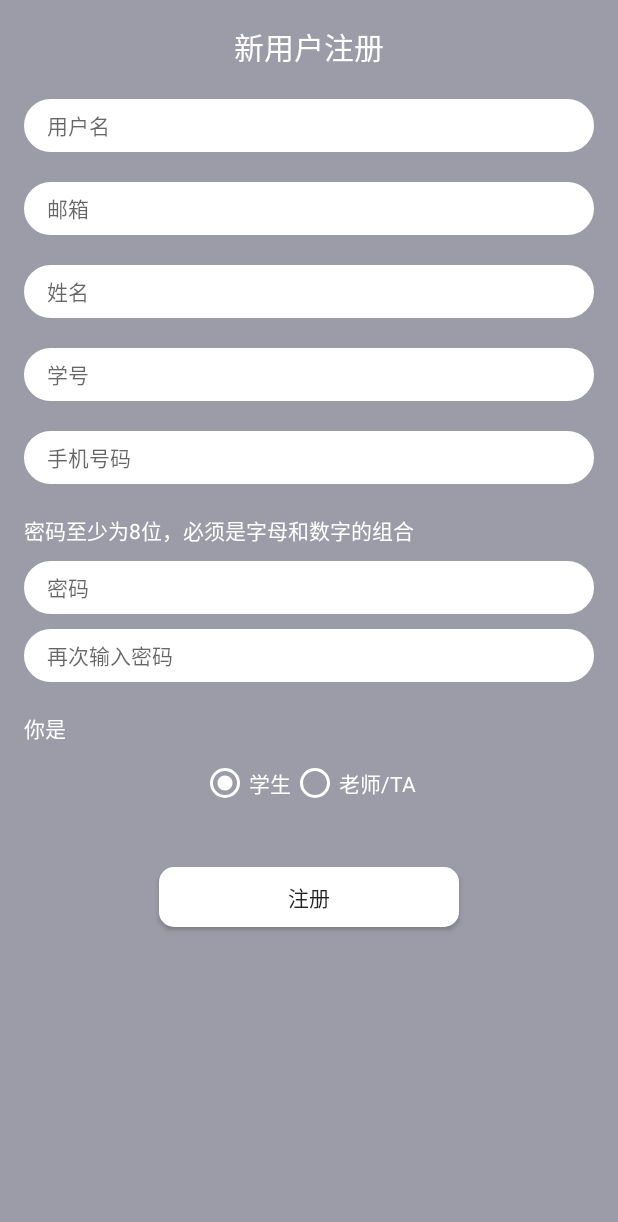
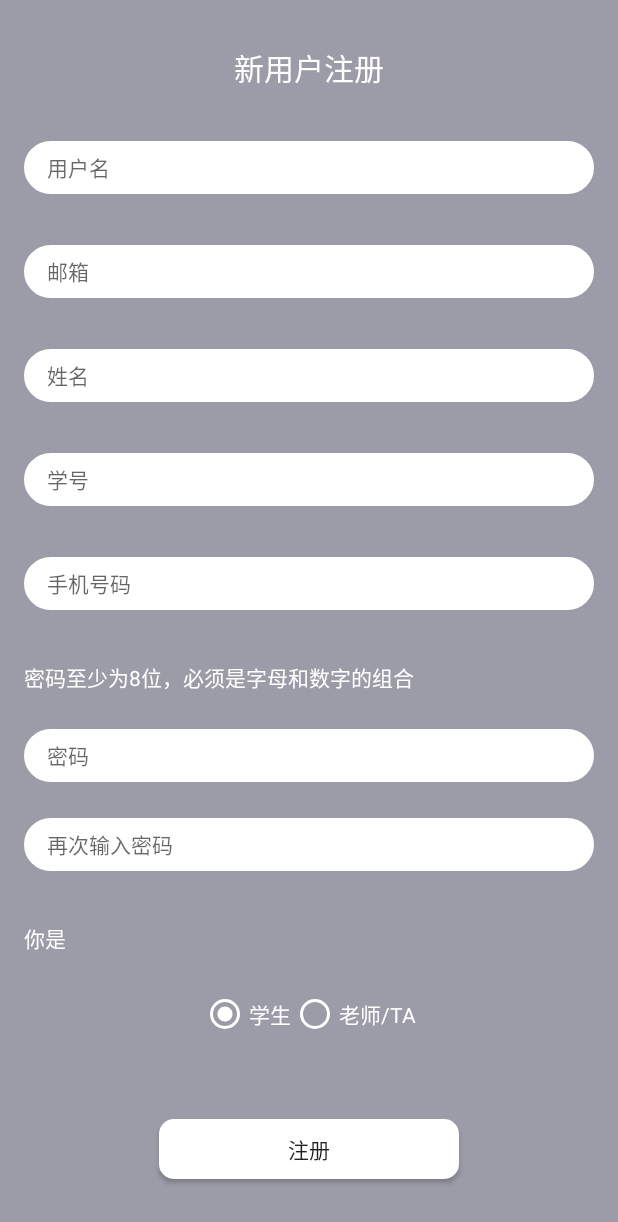
Before and after one commit to zhanzongyuan/MyTA, an Android app: the RegisterActivity screen opened directly, with no data from a screen before it, on a phone screen of 412 x 824 dp. Shown: the top 1222 px of the screen. Run offline under Robolectric (Android 15) with nearby library versions, the phone set to English and light mode, and no system bars; our stand-ins replace RxJava; network calls fail.

Commit message:
Update register layout

```diff
--- a/app/src/main/res/layout/activity_register.xml
+++ b/app/src/main/res/layout/activity_register.xml
@@ -188,13 +188,15 @@
 
     <Button
         android:id="@+id/button_register_submit"
+        android:layout_width="200dp"
+        android:layout_height="40dp"
+        android:layout_marginBottom="8dp"
+        android:layout_marginTop="40dp"
         android:background="@drawable/button"
         android:text="@string/action_register"
-        android:layout_width="200dp"
-        android:layout_height="40dp"
-        app:layout_constraintTop_toBottomOf="@+id/radio_group_register_type"
+        app:layout_constraintBottom_toBottomOf="parent"
         app:layout_constraintLeft_toLeftOf="parent"
         app:layout_constraintRight_toRightOf="parent"
-        android:layout_marginTop="40dp" />
+        app:layout_constraintTop_toBottomOf="@+id/radio_group_register_type" />
 
 </android.support.constraint.ConstraintLayout>
```
